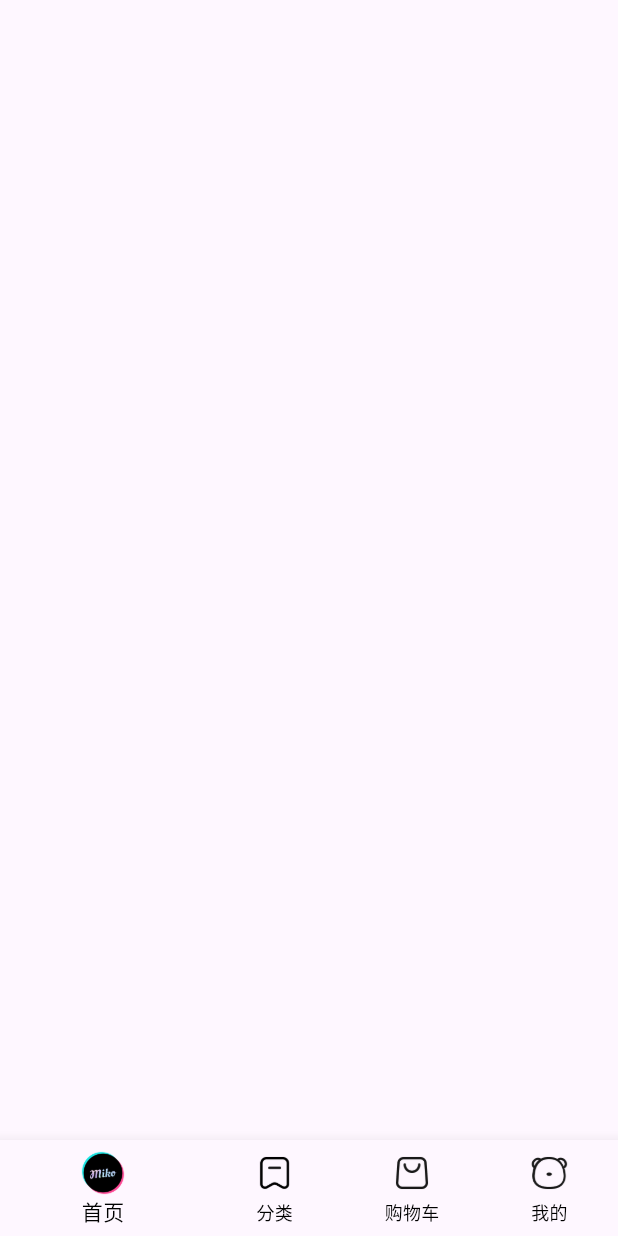
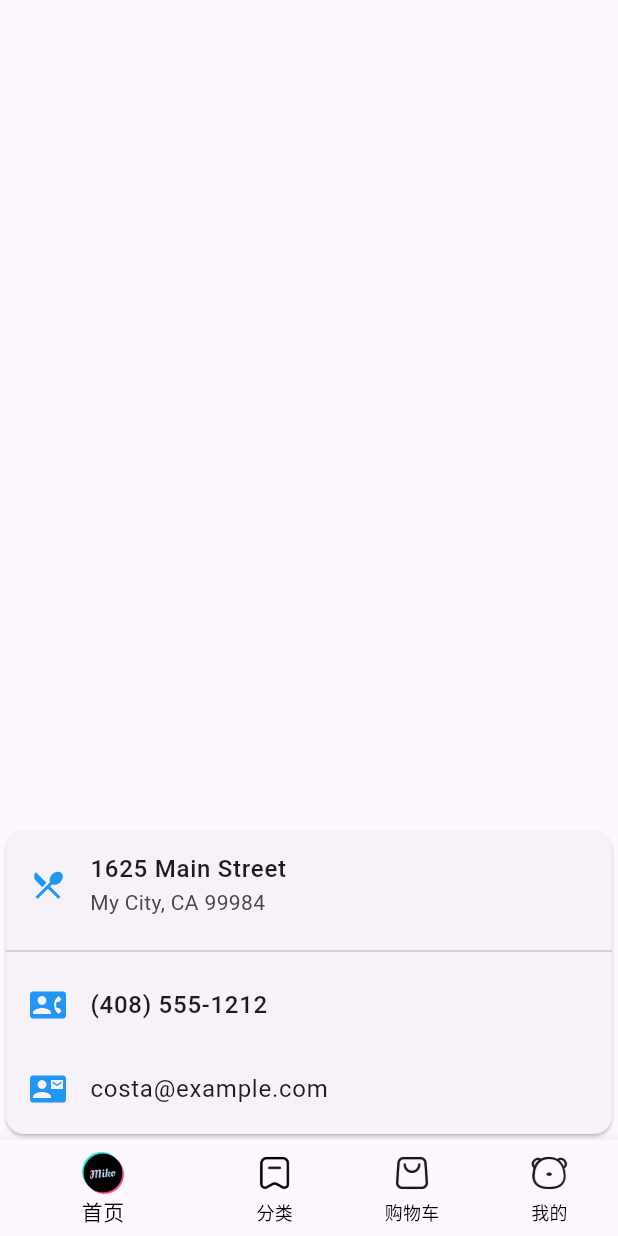
Before and after one commit to wulala128/flutter_web, a Flutter app: the screen it shows after launch, on a phone screen of 412 x 824 dp. Run offline on Flutter 3.47's test engine with Material 3 defaults, Android fonts, the phone set to English and light mode, and no system bars; our stand-ins replace dio; network calls fail.

Commit message:
feat: feat

```diff
--- a/lib/pages/Home/index.dart
+++ b/lib/pages/Home/index.dart
@@ -49,11 +49,13 @@ class _HomeViewState extends State<HomeView> {
 
   void _getChannels() async {
     try {
-      Map<String, dynamic> response = await dioRequest.get('home/category/head');
+      Map<String, dynamic> response = await dioRequest.get(
+        'home/category/head',
+      );
       setState(() {
         _list = List<Map<String, dynamic>>.from(response['result']);
       });
-    // ignore: empty_catches
+      // ignore: empty_catches
     } catch (e) {
       print(e);
     }
@@ -88,10 +90,7 @@ class _HomeViewState extends State<HomeView> {
     return Column(
       children: [
         // 顶部轮播图区域
-        CarouselWidget(
-          banners: _banners,
-          height: 200,
-        ),
+        CarouselWidget(banners: _banners, height: 200),
         // 原有分类列表内容
         Expanded(
           child: Container(
@@ -105,6 +104,35 @@ class _HomeViewState extends State<HomeView> {
             ),
           ),
         ),
+        SizedBox(
+          height: 210,
+          child: Card(
+            child: Column(
+              children: [
+                ListTile(
+                  title: const Text(
+                    '1625 Main Street',
+                    style: TextStyle(fontWeight: FontWeight.w500),
+                  ),
+                  subtitle: const Text('My City, CA 99984'),
+                  leading: Icon(Icons.restaurant_menu, color: Colors.blue[500]),
+                ),
+                const Divider(),
+                ListTile(
+                  title: const Text(
+                    '(408) 555-1212',
+                    style: TextStyle(fontWeight: FontWeight.w500),
+                  ),
+                  leading: Icon(Icons.contact_phone, color: Colors.blue[500]),
+                ),
+                ListTile(
+                  title: const Text('costa@example.com'),
+                  leading: Icon(Icons.contact_mail, color: Colors.blue[500]),
+                ),
+              ],
+            ),
+          ),
+        ),
       ],
     );
   }
```
Also changed, not shown: lib/components/CarouselWidget.dart (+42 -5 lines).
